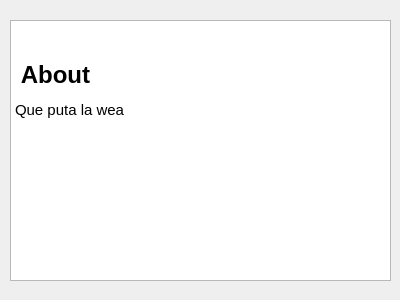
First picture: the form in ui_files/aboutDialog_ver1.ui, repository lee-hodg/QTierna, before the edit.
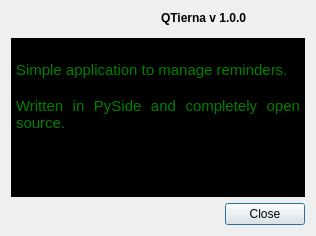
Second picture: the form after the edit. Icons and pictures are not drawn.

Commit message: about dlg

What changed in the file:
```diff
--- a/ui_files/aboutDialog_ver1.ui
+++ b/ui_files/aboutDialog_ver1.ui
@@ -6,32 +6,97 @@
    <rect>
     <x>0</x>
     <y>0</y>
-    <width>400</width>
-    <height>300</height>
+    <width>316</width>
+    <height>236</height>
    </rect>
   </property>
+  <property name="minimumSize">
+   <size>
+    <width>0</width>
+    <height>230</height>
+   </size>
+  </property>
   <property name="windowTitle">
    <string>About</string>
   </property>
-  <widget class="QTextBrowser" name="aboutTextBrowser">
-   <property name="geometry">
-    <rect>
-     <x>10</x>
-     <y>20</y>
-     <width>381</width>
-     <height>261</height>
-    </rect>
-   </property>
-   <property name="html">
-    <string>&lt;!DOCTYPE HTML PUBLIC &quot;-//W3C//DTD HTML 4.0//EN&quot; &quot;http://www.w3.org/TR/REC-html40/strict.dtd&quot;&gt;
+  <layout class="QGridLayout" name="gridLayout_2">
+   <item row="0" column="0">
+    <layout class="QGridLayout" name="gridLayout">
+     <item row="0" column="0">
+      <layout class="QHBoxLayout" name="horizontalLayout_2">
+       <item>
+        <widget class="QLabel" name="abtTitleLabel">
+         <property name="text">
+          <string/>
+         </property>
+         <property name="pixmap">
+          <pixmap resource="../icons.qrc">:/icons/icons/alarm-clock32.png</pixmap>
+         </property>
+         <property name="alignment">
+          <set>Qt::AlignRight|Qt::AlignTrailing|Qt::AlignVCenter</set>
+         </property>
+        </widget>
+       </item>
+       <item>
+        <widget class="QLabel" name="abtImgLabel">
+         <property name="font">
+          <font>
+           <weight>75</weight>
+           <bold>true</bold>
+          </font>
+         </property>
+         <property name="text">
+          <string>QTierna v 1.0.0</string>
+         </property>
+        </widget>
+       </item>
+      </layout>
+     </item>
+     <item row="3" column="0">
+      <widget class="QDialogButtonBox" name="abtButtonBox">
+       <property name="standardButtons">
+        <set>QDialogButtonBox::Close</set>
+       </property>
+      </widget>
+     </item>
+     <item row="2" column="0">
+      <widget class="QTextBrowser" name="textBrowser">
+       <property name="styleSheet">
+        <string notr="true">QTextEdit{
+   background-color: black;
+   color: green;
+}</string>
+       </property>
+       <property name="html">
+        <string>&lt;!DOCTYPE HTML PUBLIC &quot;-//W3C//DTD HTML 4.0//EN&quot; &quot;http://www.w3.org/TR/REC-html40/strict.dtd&quot;&gt;
 &lt;html&gt;&lt;head&gt;&lt;meta name=&quot;qrichtext&quot; content=&quot;1&quot; /&gt;&lt;style type=&quot;text/css&quot;&gt;
 p, li { white-space: pre-wrap; }
 &lt;/style&gt;&lt;/head&gt;&lt;body style=&quot; font-family:'Ubuntu'; font-size:11pt; font-weight:400; font-style:normal;&quot;&gt;
-&lt;p style=&quot;-qt-paragraph-type:empty; margin-top:0px; margin-bottom:0px; margin-left:0px; margin-right:0px; -qt-block-indent:0; text-indent:0px;&quot;&gt;&lt;br /&gt;&lt;/p&gt;
-&lt;p style=&quot; margin-top:18px; margin-bottom:12px; margin-left:0px; margin-right:0px; -qt-block-indent:0; text-indent:0px;&quot;&gt;&lt;span style=&quot; font-size:xx-large; font-weight:600;&quot;&gt; About&lt;/span&gt;&lt;/p&gt;
-&lt;p style=&quot; margin-top:12px; margin-bottom:12px; margin-left:0px; margin-right:0px; -qt-block-indent:0; text-indent:0px;&quot;&gt;Que puta la wea&lt;/p&gt;&lt;/body&gt;&lt;/html&gt;</string>
-   </property>
-  </widget>
+&lt;p align=&quot;justify&quot; style=&quot;-qt-paragraph-type:empty; margin-top:0px; margin-bottom:0px; margin-left:0px; margin-right:0px; -qt-block-indent:0; text-indent:0px;&quot;&gt;&lt;br /&gt;&lt;/p&gt;
+&lt;p align=&quot;justify&quot; style=&quot; margin-top:0px; margin-bottom:0px; margin-left:0px; margin-right:0px; -qt-block-indent:0; text-indent:0px;&quot;&gt;Simple application to manage reminders.&lt;/p&gt;
+&lt;p align=&quot;justify&quot; style=&quot;-qt-paragraph-type:empty; margin-top:0px; margin-bottom:0px; margin-left:0px; margin-right:0px; -qt-block-indent:0; text-indent:0px;&quot;&gt;&lt;br /&gt;&lt;/p&gt;
+&lt;p align=&quot;justify&quot; style=&quot; margin-top:0px; margin-bottom:0px; margin-left:0px; margin-right:0px; -qt-block-indent:0; text-indent:0px;&quot;&gt;Written in PySide and completely open source. &lt;/p&gt;
+&lt;p align=&quot;justify&quot; style=&quot;-qt-paragraph-type:empty; margin-top:0px; margin-bottom:0px; margin-left:0px; margin-right:0px; -qt-block-indent:0; text-indent:0px;&quot;&gt;&lt;br /&gt;&lt;/p&gt;
+&lt;p style=&quot;-qt-paragraph-type:empty; margin-top:0px; margin-bottom:0px; margin-left:0px; margin-right:0px; -qt-block-indent:0; text-indent:0px;&quot;&gt;&lt;br /&gt;&lt;/p&gt;&lt;/body&gt;&lt;/html&gt;</string>
+       </property>
+      </widget>
+     </item>
+     <item row="1" column="0">
+      <spacer name="verticalSpacer">
+       <property name="orientation">
+        <enum>Qt::Vertical</enum>
+       </property>
+       <property name="sizeHint" stdset="0">
+        <size>
+         <width>20</width>
+         <height>40</height>
+        </size>
+       </property>
+      </spacer>
+     </item>
+    </layout>
+   </item>
+  </layout>
  </widget>
  <resources/>
  <connections/>
```
Left out of the diff: 4 changed lines with no effect on the pictures. The commit also changes 9 other files.
